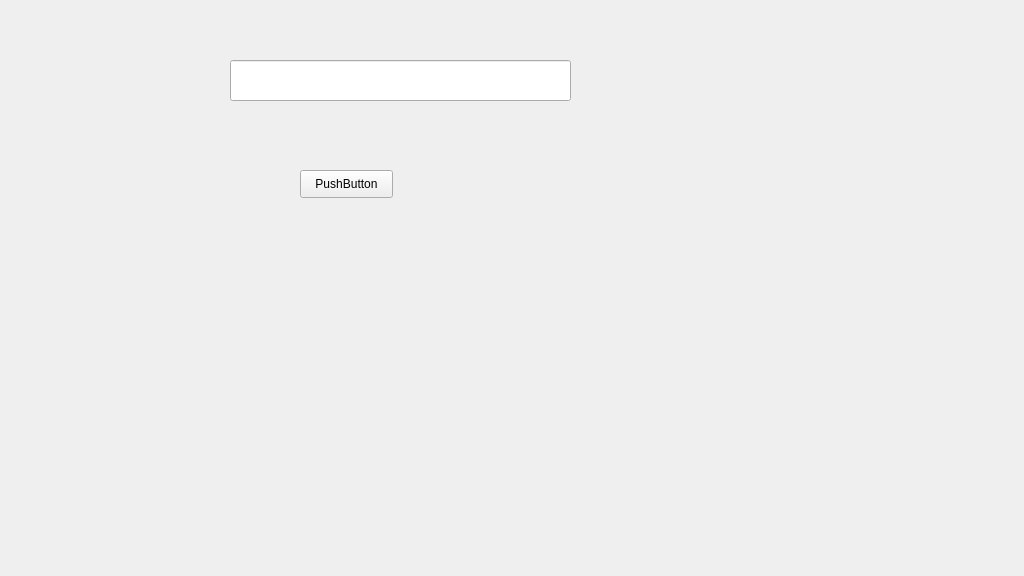
The window that demo/scaffold/hello_vsc/widget/widget.ui (Yi-Qing/study) describes before a commit, drawn with Qt 5.
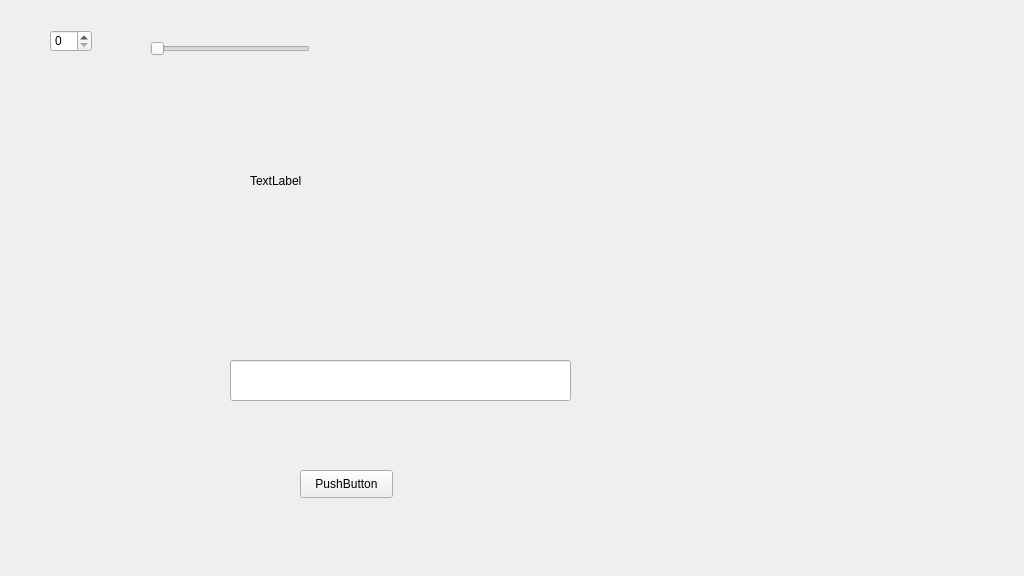
The same window after the commit.

What changed in the file:
```diff
--- a/demo/scaffold/hello_vsc/widget/widget.ui
+++ b/demo/scaffold/hello_vsc/widget/widget.ui
@@ -17,7 +17,7 @@
    <property name="geometry">
     <rect>
      <x>230</x>
-     <y>60</y>
+     <y>360</y>
      <width>341</width>
      <height>41</height>
     </rect>
@@ -27,7 +27,7 @@
    <property name="geometry">
     <rect>
      <x>300</x>
-     <y>170</y>
+     <y>470</y>
      <width>93</width>
      <height>28</height>
     </rect>
@@ -36,6 +36,42 @@
     <string>PushButton</string>
    </property>
   </widget>
+  <widget class="QLabel" name="label">
+   <property name="geometry">
+    <rect>
+     <x>250</x>
+     <y>60</y>
+     <width>291</width>
+     <height>241</height>
+    </rect>
+   </property>
+   <property name="text">
+    <string>TextLabel</string>
+   </property>
+  </widget>
+  <widget class="QSpinBox" name="spinBox">
+   <property name="geometry">
+    <rect>
+     <x>50</x>
+     <y>30</y>
+     <width>42</width>
+     <height>22</height>
+    </rect>
+   </property>
+  </widget>
+  <widget class="QSlider" name="horizontalSlider">
+   <property name="geometry">
+    <rect>
+     <x>150</x>
+     <y>40</y>
+     <width>160</width>
+     <height>18</height>
+    </rect>
+   </property>
+   <property name="orientation">
+    <enum>Qt::Horizontal</enum>
+   </property>
+  </widget>
  </widget>
  <resources/>
  <connections/>
```
